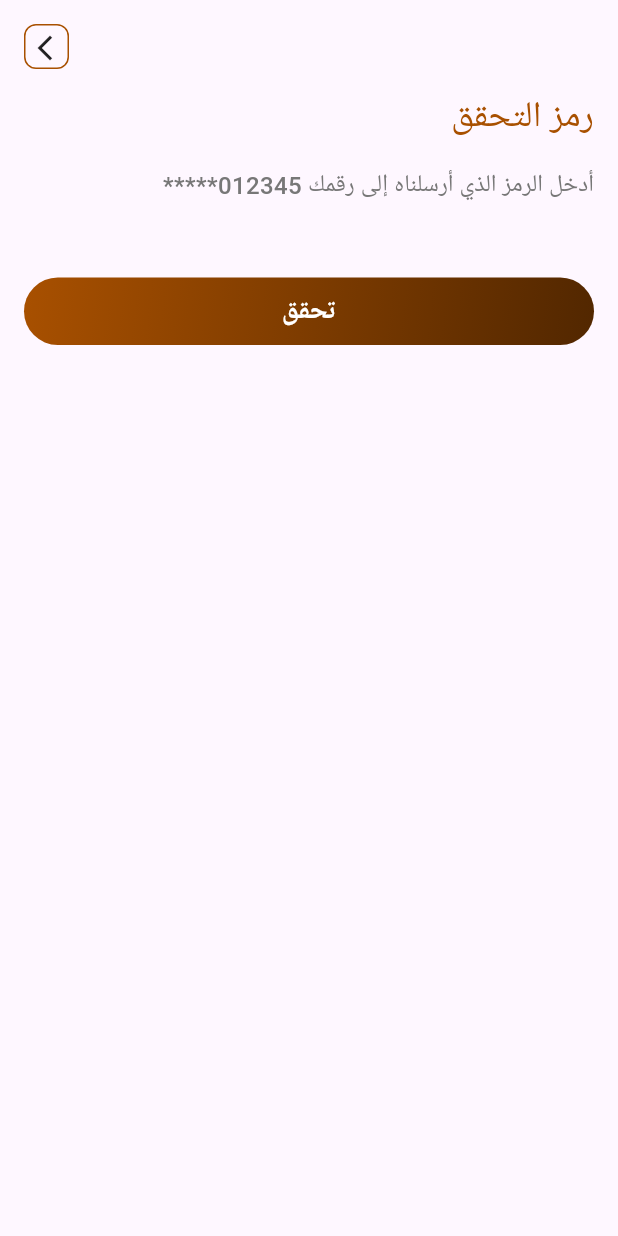
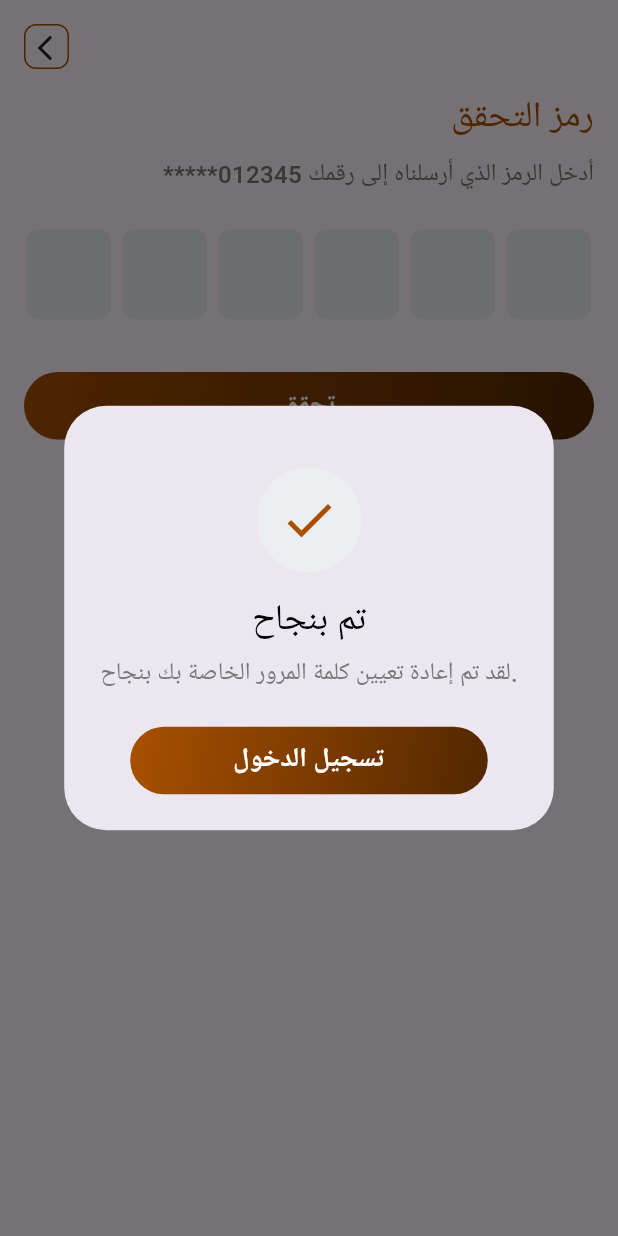
Before and after one commit to mohammed266/owli_aleazm, a Flutter app: the VerificationCodeView screen opened by its route, after a tap on "تحقق", on a phone screen of 412 x 824 dp. Run offline on Flutter 3.47's test engine with Material 3 defaults, Android fonts, the phone set to English and light mode, and no system bars; drawn by our look-alikes of pinput; our stand-ins replace curved_navigation_bar, font_awesome_flutter, go_router, google_fonts, smooth_page_indicator.

Commit message:
finished auth and home bottom nav bar UI

```diff
--- a/lib/core/utils/app_router.dart
+++ b/lib/core/utils/app_router.dart
@@ -4,6 +4,7 @@ import 'package:go_router/go_router.dart';
 import '../../features/auth/presentation/views/forget_pass_view.dart';
 import '../../features/auth/presentation/views/sign_in_sign_up_view.dart';
 import '../../features/auth/presentation/views/verification_code_view.dart';
+import '../../features/home/presentation/views/my_home_view.dart';
 import '../../features/splash/presentation/views/onboarding_view.dart';
 import '../../features/splash/presentation/views/splash_view.dart';
 
@@ -13,6 +14,7 @@ abstract class AppRouter {
   static const kSignInSignUpView = '/SignInSignUpView';
   static const kForgetPassView = '/ForgetPassView';
   static const kVerificationCodeView = '/VerificationCodeView';
+  static const kMyHomeView = '/MyHomeView';
 
   static final GoRouter router = GoRouter(
     routes: <RouteBase>[
@@ -47,7 +49,12 @@ abstract class AppRouter {
           return const VerificationCodeView();
         },
       ),
-
+      GoRoute(
+        path: kMyHomeView,
+        builder: (BuildContext context, GoRouterState state) {
+          return const MyHomeView();
+        },
+      ),
       // GoRoute(
       //   path: '/BookDetailsView',
       //   builder: (BuildContext context, GoRouterState state) {
--- a/lib/features/auth/presentation/views/widgets/forget_pass_view_body.dart
+++ b/lib/features/auth/presentation/views/widgets/forget_pass_view_body.dart
@@ -1,11 +1,9 @@
 import 'package:flutter/material.dart';
 import 'package:go_router/go_router.dart';
-import 'package:owli_aleazm/core/utils/app_router.dart';
-import '../../../../../core/utils/app_color.dart';
-import '../../../../../core/utils/styels.dart';
+import '../../../../../core/utils/app_router.dart';
+import 'title_and_description.dart';
 
 import '../../../../../core/widgets/custom_button.dart';
-import 'custom_back_arrow.dart';
 import 'form_item.dart';
 
 class ForgetPassViewBody extends StatelessWidget {
@@ -20,18 +18,9 @@ class ForgetPassViewBody extends StatelessWidget {
           crossAxisAlignment: CrossAxisAlignment.start,
           mainAxisAlignment: MainAxisAlignment.start,
           children: [
-            const CustomBackArrow(),
-            const SizedBox(height: 15),
-            Text(
-              "نسيت كلمة المرور؟",
-              style: Styles.textStyle24.copyWith(
-                color: AppColor.kPrimaryColor,
-              ),
-            ),
-            const SizedBox(height: 15),
-            const Text(
-              "أدخل بريدك الإلكتروني لإعادة تعيين كلمة المرور الخاصة بك، وسنرسل لك رمز التأكيد",
-              style: Styles.textStyle16,
+            const TitleAndDescription(
+              title: "نسيت كلمة المرور؟",
+              description: "أدخل بريدك الإلكتروني لإعادة تعيين كلمة المرور الخاصة بك، وسنرسل لك رمز التأكيد",
             ),
             const SizedBox(height: 25),
             const FormItem(
--- /dev/null
+++ b/lib/features/auth/presentation/views/widgets/pin_input_section.dart
@@ -0,0 +1,105 @@
+import 'package:flutter/material.dart';
+import 'package:pinput/pinput.dart';
+
+import '../../../../../core/utils/app_color.dart';
+
+class PinInputSection extends StatelessWidget {
+  const PinInputSection({super.key});
+
+  @override
+  Widget build(BuildContext context) {
+    final defaultPinTheme = PinTheme(
+      width: 56,
+      height: 56,
+      textStyle: const TextStyle(
+        fontSize: 22,
+        color: Color.fromRGBO(30, 60, 87, 1),
+      ),
+      decoration: BoxDecoration(
+        borderRadius: BorderRadius.circular(19),
+        border: Border.all(color: Colors.red),
+      ),
+    );
+
+    return Align(
+      alignment: Alignment.center,
+      child: Pinput(
+        closeKeyboardWhenCompleted: true,
+        length: 6,
+        keyboardType: TextInputType.number,
+        separatorBuilder: (index) => const SizedBox(width: 8),
+        hapticFeedbackType: HapticFeedbackType.lightImpact,
+        onCompleted: (pin) {
+          debugPrint('onCompleted: $pin');
+        },
+        onChanged: (value) {
+          debugPrint('onChanged: $value');
+        },
+        cursor: Column(
+          mainAxisAlignment: MainAxisAlignment.end,
+          children: [
+            Container(
+              margin: const EdgeInsets.only(bottom: 9),
+              width: 22,
+              height: 1,
+              color: AppColor.kPrimaryColor,
+            ),
+          ],
+        ),
+        focusedPinTheme: defaultPinTheme.copyWith(
+          decoration: defaultPinTheme.decoration!.copyWith(
+            borderRadius: BorderRadius.circular(8),
+            border: Border.all(color: AppColor.kPrimaryColor),
+          ),
+        ),
+      ),
+    );
+  }
+}
+
+// Align(
+//   alignment: Alignment.center,
+//   child: Pinput(
+//     closeKeyboardWhenCompleted: true,
+//     length: 6,
+//     keyboardType: TextInputType.number,
+//     separatorBuilder: (index) => const SizedBox(width: 8),
+//     // validator: (value) {
+//     //   return value == '2222' ? null : 'Pin is incorrect';
+//     // },
+//     hapticFeedbackType: HapticFeedbackType.lightImpact,
+//     onCompleted: (pin) {
+//       debugPrint('onCompleted: $pin');
+//     },
+//     onChanged: (value) {
+//       debugPrint('onChanged: $value');
+//     },
+//     cursor: Column(
+//       mainAxisAlignment: MainAxisAlignment.end,
+//       children: [
+//         Container(
+//           margin: const EdgeInsets.only(bottom: 9),
+//           width: 22,
+//           height: 1,
+//           color: AppColor.kPrimaryColor,
+//         ),
+//       ],
+//     ),
+//     focusedPinTheme: defaultPinTheme.copyWith(
+//       decoration: defaultPinTheme.decoration!.copyWith(
+//         borderRadius: BorderRadius.circular(8),
+//         border: Border.all(color: AppColor.kPrimaryColor),
+//       ),
+//     ),
+//     // submittedPinTheme: defaultPinTheme.copyWith(
+//     //   decoration: defaultPinTheme.decoration!.copyWith(
+//     //     color: fillColor,
+//     //     borderRadius: BorderRadius.circular(19),
+//     //     border: Border.all(color: focusedBorderColor),
+//     //   ),
+//     // ),
+//     // errorPinTheme: defaultPinTheme.copyBorderWith(
+//     //   border: Border.all(color: Colors.redAccent),
+//     // ),
+//   ),
+// ),
--- /dev/null
+++ b/lib/features/auth/presentation/views/widgets/show_alert_dialog.dart
@@ -0,0 +1,59 @@
+
+
+import 'package:flutter/material.dart';
+
+import '../../../../../core/utils/app_color.dart';
+import '../../../../../core/utils/styels.dart';
+import '../../../../../core/widgets/custom_button.dart';
+
+void showAlertDialog(BuildContext context) {
+  showDialog(
+    context: context,
+    builder: (BuildContext context) {
+      return AlertDialog(
+        // title: Text('Alert Dialog Title'),
+        content: Padding(
+          padding: const EdgeInsets.only(top: 25),
+          child: Column(
+            mainAxisSize: MainAxisSize.min,
+            children: [
+              const CircleAvatar(
+                radius: 35,
+                backgroundColor: AppColor.kTabBarColor,
+                child: Center(
+                  child: Icon(
+                    Icons.check,
+                    size: 40,
+                    color: AppColor.kPrimaryColor,
+                  ),
+                ),
+              ),
+              const SizedBox(height: 15),
+              Text(
+                'تم بنجاح',
+                style: Styles.textStyle24.copyWith(
+                  color: AppColor.kBlackColor,
+                ),
+              ),
+              const SizedBox(height: 5),
+              const Text(
+                'لقد تم إعادة تعيين كلمة المرور الخاصة بك بنجاح.',
+                style: Styles.textStyle16,
+                textAlign: TextAlign.center,
+              ),
+            ],
+          ),
+        ),
+        actions: <Widget>[
+          Padding(
+            padding: const EdgeInsets.symmetric(horizontal: 20),
+            child: CustomButton(
+              onTap: () {},
+              text: "تسجيل الدخول",
+            ),
+          ),
+        ],
+      );
+    },
+  );
+}
--- a/lib/features/auth/presentation/views/widgets/sign_in_sign_up_form.dart
+++ b/lib/features/auth/presentation/views/widgets/sign_in_sign_up_form.dart
@@ -63,7 +63,9 @@ class _SignInSignUpFormState extends State<SignInSignUpForm> {
         if (isSignIn == false) const ForgetPassText(),
         const SizedBox(height: 25),
         CustomButton(
-          onTap: () {},
+          onTap: () {
+            GoRouter.of(context).push(AppRouter.kMyHomeView);
+          },
           text: "تسجيل الدخول",
         ),
         const SizedBox(height: 25),
--- /dev/null
+++ b/lib/features/auth/presentation/views/widgets/title_and_description.dart
@@ -0,0 +1,42 @@
+
+
+
+
+import 'package:flutter/material.dart';
+
+import '../../../../../core/utils/app_color.dart';
+import '../../../../../core/utils/styels.dart';
+import 'custom_back_arrow.dart';
+
+class TitleAndDescription extends StatelessWidget {
+  final String title;
+  final String description;
+
+  const TitleAndDescription({
+    super.key,
+    required this.title,
+    required this.description,
+  });
+
+  @override
+  Widget build(BuildContext context) {
+    return Column(
+      crossAxisAlignment: CrossAxisAlignment.start,
+      children: [
+        const CustomBackArrow(),
+        const SizedBox(height: 15),
+        Text(
+          title,
+          style: Styles.textStyle24.copyWith(
+            color: AppColor.kPrimaryColor,
+          ),
+        ),
+        const SizedBox(height: 8),  // Space between title and description
+        Text(
+          description,
+          style: Styles.textStyle16,
+        ),
+      ],
+    );
+  }
+}
--- a/lib/features/auth/presentation/views/widgets/verification_code_view_body.dart
+++ b/lib/features/auth/presentation/views/widgets/verification_code_view_body.dart
@@ -1,12 +1,11 @@
-
-
-
 import 'package:flutter/material.dart';
 
 import '../../../../../core/utils/app_color.dart';
 import '../../../../../core/utils/styels.dart';
 import '../../../../../core/widgets/custom_button.dart';
-import 'custom_back_arrow.dart';
+import 'pin_input_section.dart';
+import 'show_alert_dialog.dart';
+import 'title_and_description.dart';
 
 class VerificationCodeViewBody extends StatelessWidget {
   const VerificationCodeViewBody({super.key});
@@ -20,33 +19,37 @@ class VerificationCodeViewBody extends StatelessWidget {
           crossAxisAlignment: CrossAxisAlignment.start,
           mainAxisAlignment: MainAxisAlignment.start,
           children: [
-            const CustomBackArrow(),
-            const SizedBox(height: 15),
-            Text(
-              "رمز التحقق",
-              style: Styles.textStyle24.copyWith(
-                color: AppColor.kPrimaryColor,
-              ),
-            ),
-            const SizedBox(height: 15),
-            const Text(
-              "أدخل الرمز الذي أرسلناه إلى رقمك 012345*****",
-              style: Styles.textStyle16,
+            const TitleAndDescription(
+              title: "رمز التحقق",
+              description: "أدخل الرمز الذي أرسلناه إلى رقمك 012345*****",
             ),
             const SizedBox(height: 25),
-            // const FormItem(
-            //   text: "البريد الالكتروني",
-            //   keyboardType: TextInputType.emailAddress,
-            //   hint: "ادخل بريدك الالكتروني",
-            // ),
-            const SizedBox(height: 25),
+            const PinInputSection(),
+            const SizedBox(height: 35),
             CustomButton(
               onTap: () {
+                showAlertDialog(context);
                 // GoRouter.of(context).push(AppRouter.kVerificationCodeView);
               },
               text: "تحقق",
             ),
-
+            const SizedBox(height: 10),
+            Row(
+              mainAxisAlignment: MainAxisAlignment.center,
+              children: [
+                const Text(
+                  'لم تستلم الرمز؟',
+                  style: Styles.textStyle16,
+                ),
+                Text(
+                  ' إعادة ارسال',
+                  style: Styles.textStyle16.copyWith(
+                    color: AppColor.kPrimaryColor,
+                    fontWeight: FontWeight.w700,
+                  ),
+                ),
+              ],
+            ),
           ],
         ),
       ),
```
Also changed, not shown: lib/features/home/presentation/views/my_home_view.dart (added, +35 -0 lines), lib/features/home/presentation/views/widgets/my_curved_navigation_bar.dart (added, +57 -0 lines), pubspec.yaml (+6 -1 lines), pubspec.lock.
